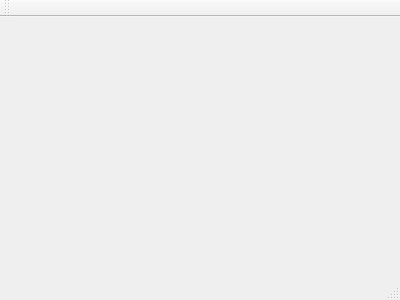
Above: mainwindow.ui from ThisIsClark/Qt-RangeSlider before the change. Below: the same form after it.
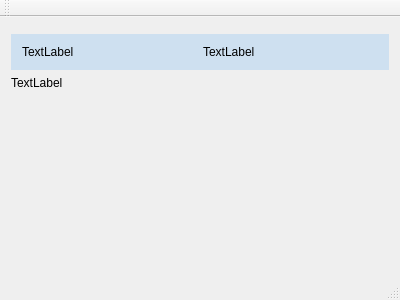
That is the form after the change. Custom widgets are drawn as their Qt base class.

```diff
--- a/mainwindow.ui
+++ b/mainwindow.ui
@@ -14,16 +14,57 @@
    <string>MainWindow</string>
   </property>
   <widget class="QWidget" name="centralWidget">
-   <widget class="RangeSlider" name="widget" native="true">
-    <property name="geometry">
-     <rect>
-      <x>40</x>
-      <y>70</y>
-      <width>311</width>
-      <height>80</height>
-     </rect>
-    </property>
-   </widget>
+   <layout class="QVBoxLayout" name="verticalLayout">
+    <item>
+     <widget class="RangeSlider" name="widget" native="true"/>
+    </item>
+    <item>
+     <widget class="QWidget" name="widget_2" native="true">
+      <property name="autoFillBackground">
+       <bool>false</bool>
+      </property>
+      <property name="styleSheet">
+       <string notr="true">background:rgb(206, 224, 240)</string>
+      </property>
+      <layout class="QHBoxLayout" name="horizontalLayout">
+       <item>
+        <widget class="QLabel" name="label_1">
+         <property name="text">
+          <string>TextLabel</string>
+         </property>
+        </widget>
+       </item>
+       <item>
+        <widget class="QLabel" name="label_2">
+         <property name="text">
+          <string>TextLabel</string>
+         </property>
+        </widget>
+       </item>
+      </layout>
+     </widget>
+    </item>
+    <item>
+     <widget class="QLabel" name="label_3">
+      <property name="text">
+       <string>TextLabel</string>
+      </property>
+     </widget>
+    </item>
+    <item>
+     <spacer name="verticalSpacer">
+      <property name="orientation">
+       <enum>Qt::Vertical</enum>
+      </property>
+      <property name="sizeHint" stdset="0">
+       <size>
+        <width>20</width>
+        <height>40</height>
+       </size>
+      </property>
+     </spacer>
+    </item>
+   </layout>
   </widget>
   <widget class="QMenuBar" name="menuBar">
    <property name="geometry">
```
Left out of the diff: 2 changed lines with no effect on the pictures.
